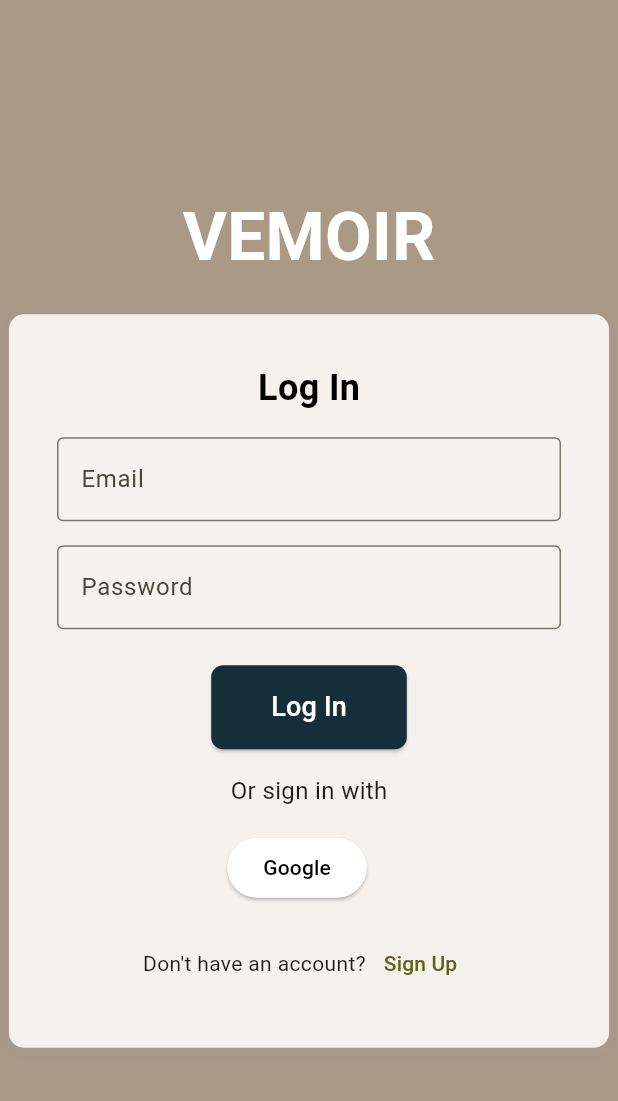
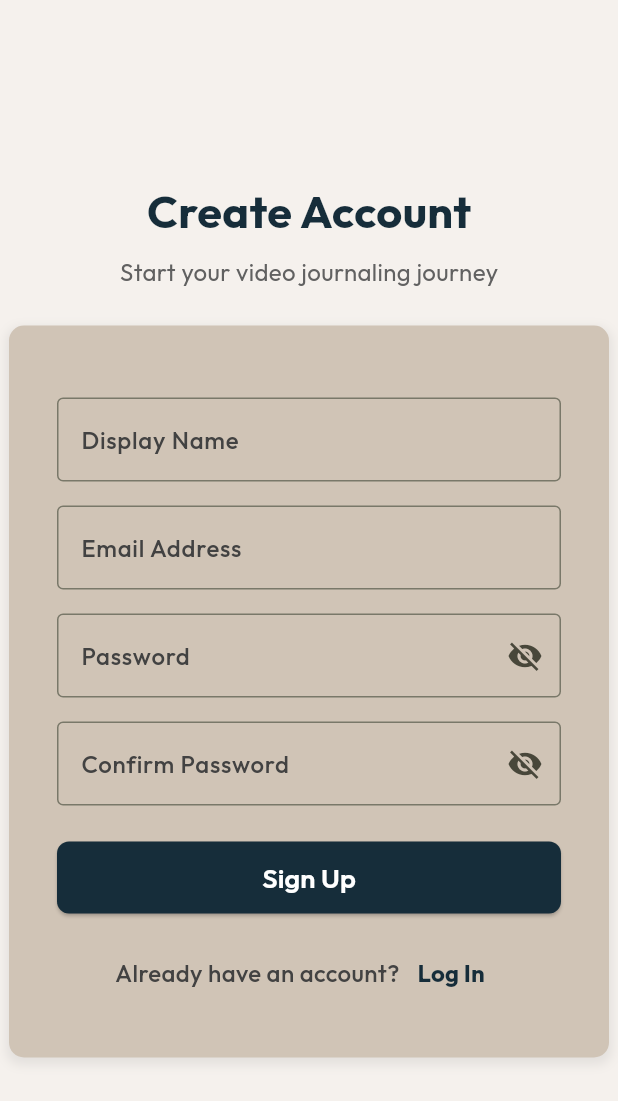
Before and after one commit to anamitrajoshi/vemoir, a Flutter app: the screen it shows after launch, after a tap on "Sign Up", on a phone screen of 412 x 824 dp. Shown: the top 1101 px of the screen. Run offline on Flutter 3.47's test engine with Material 3 defaults, Android fonts, the phone set to English and light mode, and no system bars; our stand-ins replace flutter_rating_bar, google_fonts; network calls fail.

Commit message:
Added sign up page

```diff
--- a/lib/screens/login.dart
+++ b/lib/screens/login.dart
@@ -1,4 +1,5 @@
 import 'package:flutter/material.dart';
+import 'signup.dart'; // Import the SignUpPage
 
 // Helper function to define a TextStyle
 TextStyle headingStyle(double fontSize, Color color, FontWeight fontWeight) {
@@ -59,7 +60,7 @@ class LoginPage extends StatelessWidget {
                     decoration: InputDecoration(
                       labelText: 'Email',
                       labelStyle: labelStyle(),
-                      border: OutlineInputBorder(),
+                      border: const OutlineInputBorder(),
                     ),
                   ),
                   const SizedBox(height: 16),
@@ -67,8 +68,7 @@ class LoginPage extends StatelessWidget {
                     decoration: InputDecoration(
                       labelText: 'Password',
                       labelStyle: labelStyle(),
-                      border: OutlineInputBorder(),
-
+                      border: const OutlineInputBorder(),
                     ),
                   ),
                   const SizedBox(height: 24),
@@ -79,7 +79,8 @@ class LoginPage extends StatelessWidget {
                     style: ElevatedButton.styleFrom(
                       backgroundColor: const Color(0xFF162d3a), // Button background color
                       foregroundColor: Colors.white, // Text color
-    padding: const EdgeInsets.symmetric(horizontal: 40, vertical: 15), // Increase size
+                      padding: const EdgeInsets.symmetric(
+                          horizontal: 40, vertical: 15), // Increase size
                       shape: RoundedRectangleBorder(
                         borderRadius: BorderRadius.circular(8.0), // Rounded corners
                       ),
@@ -89,17 +90,12 @@ class LoginPage extends StatelessWidget {
                       style: TextStyle(fontSize: 18), // Slightly larger text size
                     ),
                   ),
-
                   const SizedBox(height: 16),
                   Text(
                     'Or sign in with',
                     style: labelStyle(),
                   ),
                   const SizedBox(height: 16),
-                  Row(
-                    mainAxisAlignment: MainAxisAlignment.center,
-                    children: [
-                      // Replace with actual icons
                   ElevatedButton(
                     onPressed: () {
                       // Handle Google login logic here
@@ -110,10 +106,6 @@ class LoginPage extends StatelessWidget {
                     ),
                     child: const Text('Google'),
                   ),
-                      const SizedBox(width: 16),
-
-                    ],
-                  ),
                   const SizedBox(height: 16),
                   Row(
                     mainAxisAlignment: MainAxisAlignment.center,
@@ -121,7 +113,13 @@ class LoginPage extends StatelessWidget {
                       const Text("Don't have an account?"),
                       TextButton(
                         onPressed: () {
-                          // Navigate to signup page
+                          // Navigate to the Sign Up page
+                          Navigator.push(
+                            context,
+                            MaterialPageRoute(
+                              builder: (context) => const SignUpPage(),
+                            ),
+                          );
                         },
                         child: const Text('Sign Up'),
                       ),
@@ -136,3 +134,9 @@ class LoginPage extends StatelessWidget {
     );
   }
 }
+
+void main() {
+  runApp(const MaterialApp(
+    home: LoginPage(),
+  ));
+}
--- /dev/null
+++ b/lib/screens/signup.dart
@@ -0,0 +1,210 @@
+import 'package:flutter/material.dart';
+import 'package:google_fonts/google_fonts.dart';
+import 'login.dart';
+
+class SignUpPage extends StatefulWidget {
+  const SignUpPage({Key? key}) : super(key: key);
+
+  @override
+  State<SignUpPage> createState() => _SignUpPageState();
+}
+
+class _SignUpPageState extends State<SignUpPage> {
+  bool _isPasswordVisible = false;
+  bool _isConfirmPasswordVisible = false;
+
+  // Method for heading text styles
+  TextStyle headingStyle(double fontSize, Color color, FontWeight fontWeight) {
+    return GoogleFonts.outfit(
+      fontSize: fontSize,
+      color: color,
+      fontWeight: fontWeight,
+    );
+  }
+
+  // Method for label text styles
+  TextStyle labelStyle() {
+    return GoogleFonts.outfit(
+      fontSize: 16,
+      color: Colors.grey[800],
+      fontWeight: FontWeight.w500,
+    );
+  }
+
+  @override
+  Widget build(BuildContext context) {
+    return Scaffold(
+      backgroundColor: const Color(0xFFF5F1ED),
+      body: Center(
+        child: SingleChildScrollView(
+          child: ConstrainedBox(
+            constraints: BoxConstraints(
+              minHeight: MediaQuery.of(context).size.height,
+            ),
+            child: IntrinsicHeight(
+              child: Column(
+                mainAxisAlignment: MainAxisAlignment.center,
+                children: [
+                  // Page Title
+                  Text(
+                    'Create Account',
+                    style: headingStyle(30, const Color(0xFF162D3A), FontWeight.bold),
+                  ),
+                  const SizedBox(height: 8),
+                  // Subtitle
+                  Text(
+                    'Start your video journaling journey',
+                    style: headingStyle(16, Colors.grey[700]!, FontWeight.normal),
+                  ),
+                  const SizedBox(height: 24),
+                  // Form Container
+                  Container(
+                    width: 400,
+                    padding: const EdgeInsets.all(32.0),
+                    decoration: BoxDecoration(
+                      color: const Color.fromARGB(255, 208, 196, 182),
+                      borderRadius: BorderRadius.circular(10.0),
+                      boxShadow: [
+                        BoxShadow(
+                          color: Colors.grey.withOpacity(0.2),
+                          spreadRadius: 2,
+                          blurRadius: 5,
+                          offset: const Offset(0, 3),
+                        ),
+                      ],
+                    ),
+                    child: Column(
+                      mainAxisSize: MainAxisSize.min,
+                      children: [
+                        const SizedBox(height: 16),
+                        // Display Name Field
+                        SizedBox(
+                          width: 336,
+                          child: TextField(
+                            decoration: InputDecoration(
+                              labelText: 'Display Name',
+                              labelStyle: labelStyle(),
+                              border: const OutlineInputBorder(),
+                            ),
+                          ),
+                        ),
+                        const SizedBox(height: 16),
+                        // Email Field
+                        SizedBox(
+                          width: 336,
+                          child: TextField(
+                            decoration: InputDecoration(
+                              labelText: 'Email Address',
+                              labelStyle: labelStyle(),
+                              border: const OutlineInputBorder(),
+                            ),
+                          ),
+                        ),
+                        const SizedBox(height: 16),
+                        // Password Field
+                        SizedBox(
+                          width: 336,
+                          child: TextField(
+                            obscureText: !_isPasswordVisible,
+                            decoration: InputDecoration(
+                              labelText: 'Password',
+                              labelStyle: labelStyle(),
+                              border: const OutlineInputBorder(),
+                              suffixIcon: IconButton(
+                                onPressed: () {
+                                  setState(() {
+                                    _isPasswordVisible = !_isPasswordVisible;
+                                  });
+                                },
+                                icon: Icon(
+                                  _isPasswordVisible ? Icons.visibility : Icons.visibility_off,
+                                ),
+                              ),
+                            ),
+                          ),
+                        ),
+                        const SizedBox(height: 16),
+                        // Confirm Password Field
+                        SizedBox(
+                          width: 336,
+                          child: TextField(
+                            obscureText: !_isConfirmPasswordVisible,
+                            decoration: InputDecoration(
+                              labelText: 'Confirm Password',
+                              labelStyle: labelStyle(),
+                              border: const OutlineInputBorder(),
+                              suffixIcon: IconButton(
+                                onPressed: () {
+                                  setState(() {
+                                    _isConfirmPasswordVisible = !_isConfirmPasswordVisible;
+                                  });
+                                },
+                                icon: Icon(
+                                  _isConfirmPasswordVisible ? Icons.visibility : Icons.visibility_off,
+                                ),
+                              ),
+                            ),
+                          ),
+                        ),
+                        const SizedBox(height: 24),
+                        // Sign Up Button
+                        SizedBox(
+                          width: 336,
+                          height: 48,
+                          child: ElevatedButton(
+                            onPressed: () {
+                              // Sign-up logic here
+                            },
+                            style: ElevatedButton.styleFrom(
+                              backgroundColor: const Color(0xFF162D3A),
+                              shape: RoundedRectangleBorder(
+                                borderRadius: BorderRadius.circular(8.0),
+                              ),
+                            ),
+                            child: Text(
+                              'Sign Up',
+                              style: headingStyle(18, Colors.white, FontWeight.w600),
+                            ),
+                          ),
+                        ),
+                        const SizedBox(height: 16),
+                        // Already have an account
+                        Row(
+                          mainAxisAlignment: MainAxisAlignment.center,
+                          children: [
+                            Text(
+                              "Already have an account?",
+                              style: labelStyle(),
+                            ),
+                            TextButton(
+                              onPressed: () {
+                                Navigator.push(
+                                  context,
+                                  MaterialPageRoute(
+                                    builder: (context) => const LoginPage(),
+                                  ),
+                                );
+                              },
+                              child: Text(
+                                'Log In',
+                                style: headingStyle(
+                                  16,
+                                  const Color(0xFF162D3A),
+                                  FontWeight.bold,
+                                ),
+                              ),
+                            ),
+                          ],
+                        ),
+                      ],
+                    ),
+                  ),
+                ],
+              ),
+            ),
+          ),
+        ),
+      ),
+    );
+  }
+}
--- a/pubspec.yaml
+++ b/pubspec.yaml
@@ -8,6 +8,7 @@ dependencies:
   flutter:
     sdk: flutter
   flutter_rating_bar: ^4.0.0
+  google_fonts: ^6.2.1
   path: 1.9.0
 
 
```
Also changed, not shown: pubspec.lock, 1 other file. Lines whose indentation alone changed are shown as unchanged.
